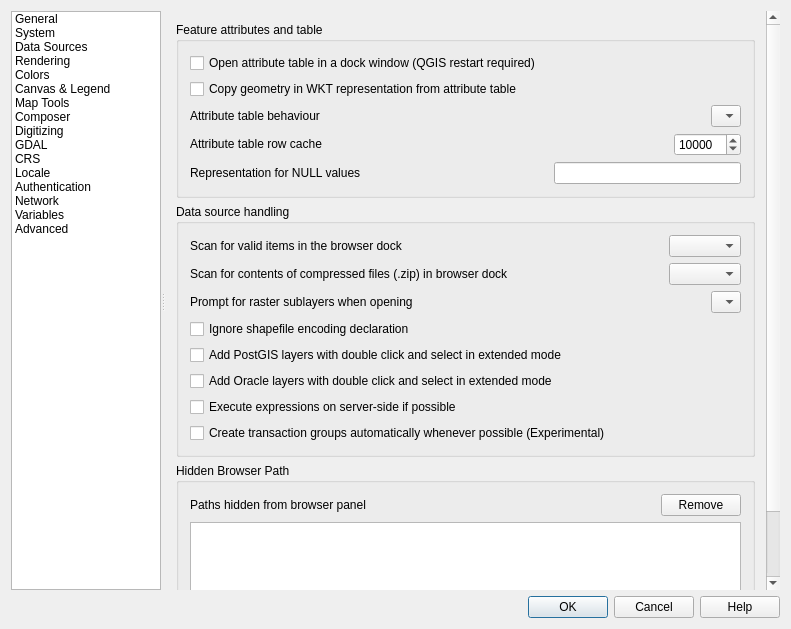
This is src/ui/qgsoptionsbase.ui in qgis/QGIS as Qt 5 draws it before an edit. The edited form follows.
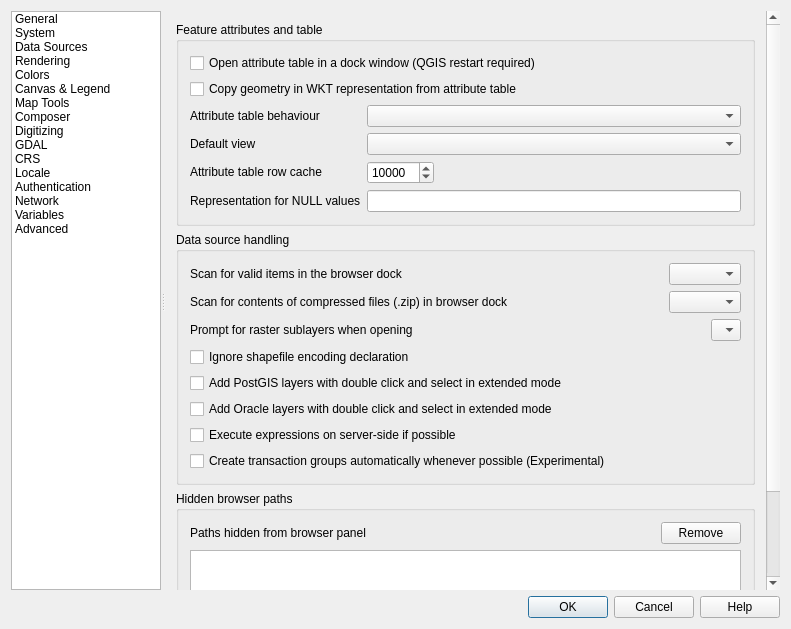
This is the edited form. The open tabs and pages were chosen to show the change. Icons and pictures are not drawn. Custom widgets are drawn as their Qt base class.

Commit message:
[FEATURE] Add setting for default attribute dialog view
Options for table view, form view and remember last view

```diff
--- a/src/ui/qgsoptionsbase.ui
+++ b/src/ui/qgsoptionsbase.ui
@@ -337,8 +337,8 @@
                <rect>
                 <x>0</x>
                 <y>0</y>
-                <width>618</width>
-                <height>582</height>
+                <width>723</width>
+                <height>670</height>
                </rect>
               </property>
               <layout class="QVBoxLayout" name="verticalLayout_28">
@@ -1010,8 +1010,8 @@
                <rect>
                 <x>0</x>
                 <y>0</y>
-                <width>713</width>
-                <height>826</height>
+                <width>663</width>
+                <height>862</height>
                </rect>
               </property>
               <layout class="QVBoxLayout" name="verticalLayout_22">
@@ -1394,8 +1394,8 @@
                <rect>
                 <x>0</x>
                 <y>0</y>
-                <width>713</width>
-                <height>601</height>
+                <width>601</width>
+                <height>720</height>
                </rect>
               </property>
               <layout class="QVBoxLayout" name="verticalLayout_27">
@@ -1404,24 +1404,31 @@
                  <property name="title">
                   <string>Feature attributes and table</string>
                  </property>
-                 <layout class="QVBoxLayout" name="verticalLayout_23">
-                  <item>
+                 <layout class="QGridLayout" name="gridLayout_19">
+                  <item row="0" column="0" colspan="2">
                    <widget class="QCheckBox" name="cbxAttributeTableDocked">
                     <property name="text">
                      <string>Open attribute table in a dock window (QGIS restart required)</string>
                     </property>
                    </widget>
                   </item>
-                  <item>
+                  <item row="1" column="0" colspan="2">
                    <widget class="QCheckBox" name="cbxCopyWKTGeomFromTable">
                     <property name="text">
                      <string>Copy geometry in WKT representation from attribute table</string>
                     </property>
                    </widget>
                   </item>
+                  <item row="3" column="1">
+                   <widget class="QComboBox" name="cmbAttrTableBehaviour">
                   <item>
-                   <layout class="QHBoxLayout" name="horizontalLayout_5">
-                    <item>
+                     <property name="text">
+                      <string/>
+                     </property>
+                    </item>
+                   </widget>
+                  </item>
+                  <item row="3" column="0">
                      <widget class="QLabel" name="textLabel1_7">
                       <property name="sizePolicy">
                        <sizepolicy hsizetype="Fixed" vsizetype="Fixed">
@@ -1434,33 +1441,14 @@
                       </property>
                      </widget>
                     </item>
-                    <item>
-                     <spacer name="horizontalSpacer_4">
-                      <property name="orientation">
-                       <enum>Qt::Horizontal</enum>
-                      </property>
-                      <property name="sizeHint" stdset="0">
-                       <size>
-                        <width>40</width>
-                        <height>20</height>
-                       </size>
-                      </property>
-                     </spacer>
-                    </item>
-                    <item>
-                     <widget class="QComboBox" name="cmbAttrTableBehaviour">
-                      <item>
+                  <item row="6" column="0">
+                   <widget class="QLabel" name="label_14">
                        <property name="text">
-                        <string/>
-                       </property>
-                      </item>
-                     </widget>
-                    </item>
-                   </layout>
-                  </item>
-                  <item>
-                   <layout class="QHBoxLayout" name="horizontalLayout_10">
-                    <item>
+                     <string>Representation for NULL values</string>
+                    </property>
+                   </widget>
+                  </item>
+                  <item row="5" column="0">
                      <widget class="QLabel" name="textLabel1_12">
                       <property name="sizePolicy">
                        <sizepolicy hsizetype="Fixed" vsizetype="Fixed">
@@ -1473,19 +1461,8 @@
                       </property>
                      </widget>
                     </item>
-                    <item>
-                     <spacer name="horizontalSpacer_8">
-                      <property name="orientation">
-                       <enum>Qt::Horizontal</enum>
-                      </property>
-                      <property name="sizeHint" stdset="0">
-                       <size>
-                        <width>40</width>
-                        <height>20</height>
-                       </size>
-                      </property>
-                     </spacer>
-                    </item>
+                  <item row="5" column="1">
+                   <layout class="QHBoxLayout" name="horizontalLayout_10">
                     <item>
                      <widget class="QSpinBox" name="spinBoxAttrTableRowCache">
                       <property name="minimum">
@@ -1502,19 +1479,8 @@
                       </property>
                      </widget>
                     </item>
-                   </layout>
-                  </item>
                   <item>
-                   <layout class="QHBoxLayout" name="horizontalLayout_6">
-                    <item>
-                     <widget class="QLabel" name="label_14">
-                      <property name="text">
-                       <string>Representation for NULL values</string>
-                      </property>
-                     </widget>
-                    </item>
-                    <item>
-                     <spacer name="horizontalSpacer_3">
+                     <spacer name="horizontalSpacer_8">
                       <property name="orientation">
                        <enum>Qt::Horizontal</enum>
                       </property>
@@ -1526,10 +1492,20 @@
                       </property>
                      </spacer>
                     </item>
-                    <item>
+                   </layout>
+                  </item>
+                  <item row="4" column="0">
+                   <widget class="QLabel" name="label_46">
+                    <property name="text">
+                     <string>Default view</string>
+                    </property>
+                   </widget>
+                  </item>
+                  <item row="6" column="1">
                      <widget class="QLineEdit" name="leNullValue"/>
                     </item>
-                   </layout>
+                  <item row="4" column="1">
+                   <widget class="QComboBox" name="mAttrTableViewComboBox"/>
                   </item>
                  </layout>
                 </widget>
@@ -1681,7 +1657,7 @@
                <item>
                 <widget class="QgsCollapsibleGroupBox" name="groupBox_28">
                  <property name="title">
-                  <string>Hidden Browser Path</string>
+                  <string>Hidden browser paths</string>
                  </property>
                  <layout class="QGridLayout" name="_15">
                   <item row="0" column="0">
@@ -1773,8 +1749,8 @@
                <rect>
                 <x>0</x>
                 <y>0</y>
-                <width>713</width>
-                <height>675</height>
+                <width>747</width>
+                <height>802</height>
                </rect>
               </property>
               <layout class="QVBoxLayout" name="verticalLayout_29">
@@ -2493,8 +2469,8 @@
                <rect>
                 <x>0</x>
                 <y>0</y>
-                <width>730</width>
-                <height>582</height>
+                <width>617</width>
+                <height>578</height>
                </rect>
               </property>
               <layout class="QHBoxLayout" name="horizontalLayout_46">
@@ -2598,8 +2574,8 @@
                <rect>
                 <x>0</x>
                 <y>0</y>
-                <width>618</width>
-                <height>582</height>
+                <width>617</width>
+                <height>578</height>
                </rect>
               </property>
               <layout class="QVBoxLayout" name="verticalLayout_25">
@@ -2936,8 +2912,8 @@
                <rect>
                 <x>0</x>
                 <y>0</y>
-                <width>618</width>
-                <height>582</height>
+                <width>650</width>
+                <height>645</height>
                </rect>
               </property>
               <layout class="QVBoxLayout" name="verticalLayout_30">
@@ -3398,8 +3374,8 @@
                <rect>
                 <x>0</x>
                 <y>0</y>
-                <width>618</width>
-                <height>582</height>
+                <width>617</width>
+                <height>578</height>
                </rect>
               </property>
               <layout class="QVBoxLayout" name="verticalLayout_39">
@@ -3653,8 +3629,8 @@
                <rect>
                 <x>0</x>
                 <y>0</y>
-                <width>618</width>
-                <height>582</height>
+                <width>601</width>
+                <height>668</height>
                </rect>
               </property>
               <layout class="QVBoxLayout" name="verticalLayout_31">
@@ -4198,8 +4174,8 @@
                <rect>
                 <x>0</x>
                 <y>0</y>
-                <width>618</width>
-                <height>582</height>
+                <width>617</width>
+                <height>578</height>
                </rect>
               </property>
               <layout class="QVBoxLayout" name="verticalLayout_6">
@@ -4338,7 +4314,7 @@
                 <x>0</x>
                 <y>0</y>
                 <width>601</width>
-                <height>595</height>
+                <height>647</height>
                </rect>
               </property>
               <layout class="QGridLayout" name="gridLayout_15">
@@ -4583,8 +4559,8 @@
                <rect>
                 <x>0</x>
                 <y>0</y>
-                <width>618</width>
-                <height>582</height>
+                <width>617</width>
+                <height>578</height>
                </rect>
               </property>
               <layout class="QVBoxLayout" name="verticalLayout_32">
@@ -4693,7 +4669,7 @@
                 <x>0</x>
                 <y>0</y>
                 <width>601</width>
-                <height>634</height>
+                <height>740</height>
                </rect>
               </property>
               <layout class="QVBoxLayout" name="verticalLayout_33">
@@ -5171,18 +5147,18 @@
  </widget>
  <layoutdefault spacing="6" margin="11"/>
  <customwidgets>
-  <customwidget>
-   <class>QgsCollapsibleGroupBox</class>
-   <extends>QGroupBox</extends>
-   <header>qgscollapsiblegroupbox.h</header>
-   <container>1</container>
-  </customwidget>
   <customwidget>
    <class>QgsColorButtonV2</class>
    <extends>QToolButton</extends>
    <header>qgscolorbuttonv2.h</header>
    <container>1</container>
   </customwidget>
+  <customwidget>
+   <class>QgsCollapsibleGroupBox</class>
+   <extends>QGroupBox</extends>
+   <header>qgscollapsiblegroupbox.h</header>
+   <container>1</container>
+  </customwidget>
   <customwidget>
    <class>QgsColorSchemeList</class>
    <extends>QWidget</extends>
```
Left out of the diff: 4 changed lines with no effect on the pictures. Lines whose indentation alone changed are shown as unchanged. The commit also changes 3 other files.
